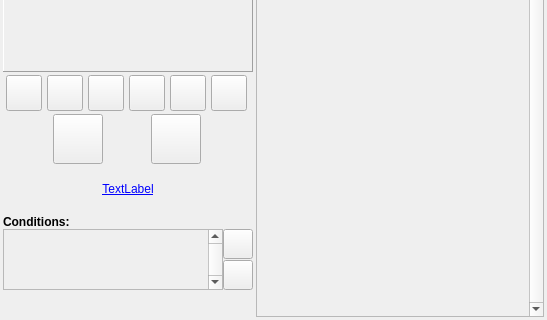
This is DMHelper/src/charactertemplateframe.ui in MMetze/DMHelper as Qt 5 draws it before an edit; both pictures show x 0 to 547 and y 281 to 601 of the 547 by 601 pixel window. The edited form follows.
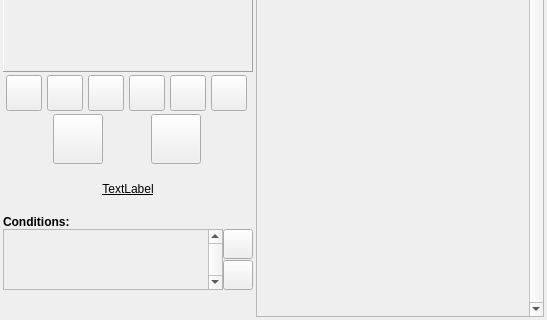
This is the edited form. Icons and pictures are not drawn.

Patch:
```diff
--- a/DMHelper/src/charactertemplateframe.ui
+++ b/DMHelper/src/charactertemplateframe.ui
@@ -16,9 +16,6 @@
     <height>16777215</height>
    </size>
   </property>
-  <property name="styleSheet">
-   <string notr="true">background-image: url(:/img/data/parchment.jpg);</string>
-  </property>
   <layout class="QHBoxLayout" name="horizontalLayout" stretch="0,1">
    <property name="spacing">
     <number>3</number>
@@ -496,9 +493,6 @@
        <property name="focusPolicy">
         <enum>Qt::FocusPolicy::NoFocus</enum>
        </property>
-       <property name="styleSheet">
-        <string notr="true">color: rgb(0, 0, 255);</string>
-       </property>
        <property name="text">
         <string>TextLabel</string>
        </property>
```
